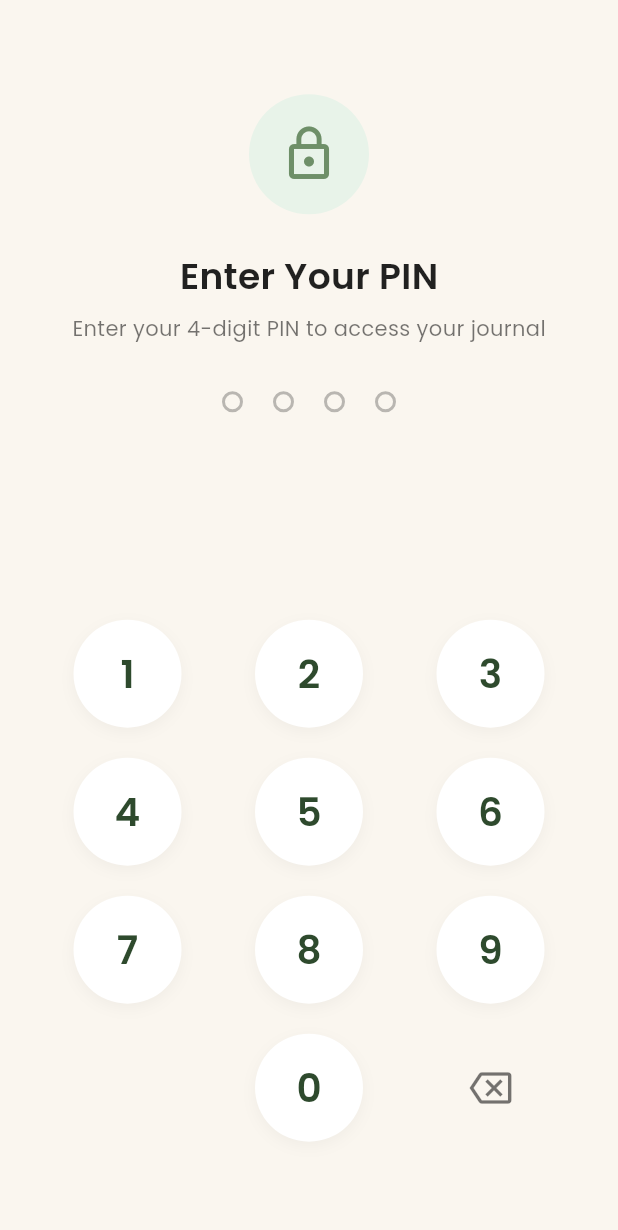
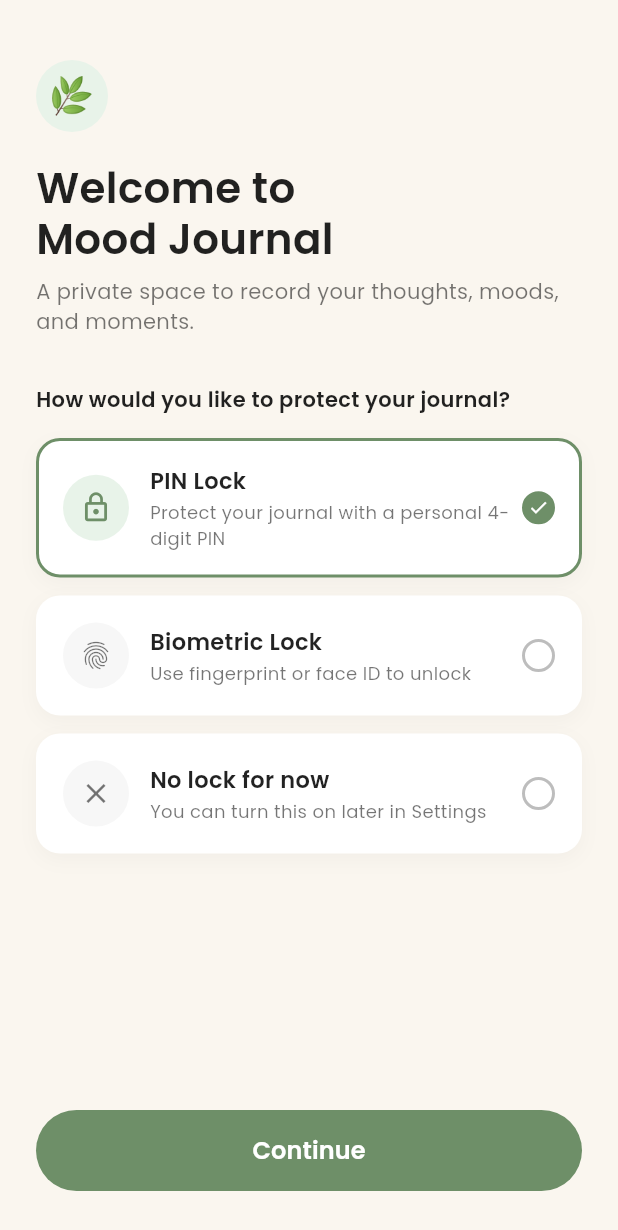
Before and after one commit to oshadikodagoda/Mood-Journal-Private-Mental-Health-Diary, a Flutter app: the screen it shows after launch, on a phone screen of 412 x 824 dp. Shown: the top 1230 px of the screen. Run offline on Flutter 3.47's test engine with Material 3 defaults, Android fonts, the phone set to English and light mode, and no system bars; our stand-ins replace local_auth, sqflite; accounts and stored records are empty; project files that could hold a hidden picture were left out.

Commit message:
Add WelcomeScreen and CreatePinScreen for enhanced user onboarding and security setup

```diff
--- a/lib/main.dart
+++ b/lib/main.dart
@@ -4,6 +4,7 @@ import 'services/database_service.dart';
 import 'providers/journal_provider.dart';
 import 'screens/home_screen.dart';
 import 'screens/pin_lock_screen.dart';
+import 'screens/welcome_screen.dart';
 
 void main() {
   // Ensure Flutter is initialized before opening the database
@@ -69,7 +70,7 @@ class MoodJournalApp extends StatelessWidget {
         ),
       ),
       // Set the Home Screen as the starting point
-      home: const PinLockScreen(),
+      home: const WelcomeScreen(),
     );
   }
 }
--- /dev/null
+++ b/lib/screens/welcome_screen.dart
@@ -0,0 +1,256 @@
+import 'package:flutter/material.dart';
+import 'create_pin_screen.dart';
+import 'home_screen.dart';
+import '../services/auth_service.dart';
+
+class WelcomeScreen extends StatefulWidget {
+  const WelcomeScreen({super.key});
+
+  @override
+  State<WelcomeScreen> createState() => _WelcomeScreenState();
+}
+
+class _WelcomeScreenState extends State<WelcomeScreen> {
+  // 0: PIN Lock, 1: Biometric Lock, 2: No lock
+  int _selectedOption = 0;
+  final AuthService _authService = AuthService();
+
+  Widget _buildProtectionOption({
+    required int index,
+    required IconData icon,
+    required String title,
+    required String subtitle,
+  }) {
+    final bool isSelected = _selectedOption == index;
+
+    return GestureDetector(
+      onTap: () {
+        setState(() {
+          _selectedOption = index;
+        });
+      },
+      child: AnimatedContainer(
+        duration: const Duration(milliseconds: 200),
+        padding: const EdgeInsets.all(16),
+        decoration: BoxDecoration(
+          color: Colors.white,
+          borderRadius: BorderRadius.circular(16),
+          border: Border.all(
+            color: isSelected ? const Color(0xFF6E8F68) : Colors.transparent,
+            width: 2,
+          ),
+          boxShadow: [
+            BoxShadow(
+              color: Colors.black.withOpacity(0.03),
+              blurRadius: 10,
+              offset: const Offset(0, 4),
+            ),
+          ],
+        ),
+        child: Row(
+          children: [
+            // Leading Icon Circle
+            Container(
+              width: 44,
+              height: 44,
+              decoration: BoxDecoration(
+                color: isSelected ? const Color(0xFFE8F3E9) : const Color(0xFFF7F7F7),
+                shape: BoxShape.circle,
+              ),
+              child: Icon(
+                icon,
+                color: isSelected ? const Color(0xFF6E8F68) : Colors.black54,
+                size: 22,
+              ),
+            ),
+            const SizedBox(width: 14),
+
+            // Title & Subtitle
+            Expanded(
+              child: Column(
+                crossAxisAlignment: CrossAxisAlignment.start,
+                children: [
+                  Text(
+                    title,
+                    style: const TextStyle(
+                      fontSize: 15,
+                      fontWeight: FontWeight.bold,
+                      color: Colors.black87,
+                    ),
+                  ),
+                  const SizedBox(height: 2),
+                  Text(
+                    subtitle,
+                    style: const TextStyle(
+                      fontSize: 12,
+                      color: Colors.black54,
+                    ),
+                  ),
+                ],
+              ),
+            ),
+
+            // Radio Checkmark Circle
+            Container(
+              width: 22,
+              height: 22,
+              decoration: BoxDecoration(
+                shape: BoxShape.circle,
+                color: isSelected ? const Color(0xFF6E8F68) : Colors.transparent,
+                border: Border.all(
+                  color: isSelected ? const Color(0xFF6E8F68) : Colors.black26,
+                  width: 2,
+                ),
+              ),
+              child: isSelected
+                  ? const Icon(Icons.check, size: 14, color: Colors.white)
+                  : null,
+            ),
+          ],
+        ),
+      ),
+    );
+  }
+
+  void _onContinue() async {
+    if (_selectedOption == 0 || _selectedOption == 1) {
+      // Navigate to Create PIN screen
+      Navigator.push(
+        context,
+        MaterialPageRoute(
+          builder: (_) => CreatePinScreen(
+            enableBiometricsAfterPin: _selectedOption == 1,
+          ),
+        ),
+      );
+    } else {
+      // No lock selected
+      await _authService.toggleAppLock(false);
+      if (mounted) {
+        Navigator.pushReplacement(
+          context,
+          MaterialPageRoute(builder: (_) => const HomeScreen()),
+        );
+      }
+    }
+  }
+
+  @override
+  Widget build(BuildContext context) {
+    return Scaffold(
+      backgroundColor: const Color(0xFFFAF6EF), // Cream background
+      body: SafeArea(
+        child: Padding(
+          padding: const EdgeInsets.symmetric(horizontal: 24.0, vertical: 20.0),
+          child: Column(
+            crossAxisAlignment: CrossAxisAlignment.start,
+            children: [
+              const SizedBox(height: 20),
+
+              // Sprout Icon 🌿
+              Container(
+                width: 48,
+                height: 48,
+                decoration: const BoxDecoration(
+                  color: Color(0xFFE8F3E9),
+                  shape: BoxShape.circle,
+                ),
+                child: const Center(
+                  child: Text('🌿', style: TextStyle(fontSize: 24)),
+                ),
+              ),
+              const SizedBox(height: 20),
+
+              // Title
+              const Text(
+                'Welcome to\nMood Journal',
+                style: TextStyle(
+                  fontSize: 28,
+                  fontWeight: FontWeight.bold,
+                  color: Colors.black87,
+                  height: 1.2,
+                ),
+              ),
+              const SizedBox(height: 8),
+
+              // Subtitle
+              const Text(
+                'A private space to record your thoughts, moods, and moments.',
+                style: TextStyle(
+                  fontSize: 14,
+                  color: Colors.black54,
+                  height: 1.4,
+                ),
+              ),
+              const SizedBox(height: 32),
+
+              // Section Header
+              const Text(
+                'How would you like to protect your journal?',
+                style: TextStyle(
+                  fontSize: 14,
+                  fontWeight: FontWeight.bold,
+                  color: Colors.black87,
+                ),
+              ),
+              const SizedBox(height: 16),
+
+              // Option 1: PIN Lock
+              _buildProtectionOption(
+                index: 0,
+                icon: Icons.lock_outline,
+                title: 'PIN Lock',
+                subtitle: 'Protect your journal with a personal 4-digit PIN',
+              ),
+              const SizedBox(height: 12),
+
+              // Option 2: Biometric Lock
+              _buildProtectionOption(
+                index: 1,
+                icon: Icons.fingerprint,
+                title: 'Biometric Lock',
+                subtitle: 'Use fingerprint or face ID to unlock',
+              ),
+              const SizedBox(height: 12),
+
+              // Option 3: No lock for now
+              _buildProtectionOption(
+                index: 2,
+                icon: Icons.close,
+                title: 'No lock for now',
+                subtitle: 'You can turn this on later in Settings',
+              ),
+
+              const Spacer(),
+
+              // Continue Button
+              SizedBox(
+                width: double.infinity,
+                height: 54,
+                child: ElevatedButton(
+                  onPressed: _onContinue,
+                  style: ElevatedButton.styleFrom(
+                    backgroundColor: const Color(0xFF6E8F68), // Sage Green
+                    elevation: 0,
+                    shape: RoundedRectangleBorder(
+                      borderRadius: BorderRadius.circular(28),
+                    ),
+                  ),
+                  child: const Text(
+                    'Continue',
+                    style: TextStyle(
+                      fontSize: 16,
+                      fontWeight: FontWeight.bold,
+                      color: Colors.white,
+                    ),
+                  ),
+                ),
+              ),
+              const SizedBox(height: 10),
+            ],
+          ),
+        ),
+      ),
+    );
+  }
+}
```
Also changed, not shown: lib/screens/create_pin_screen.dart (added, +194 -0 lines).
